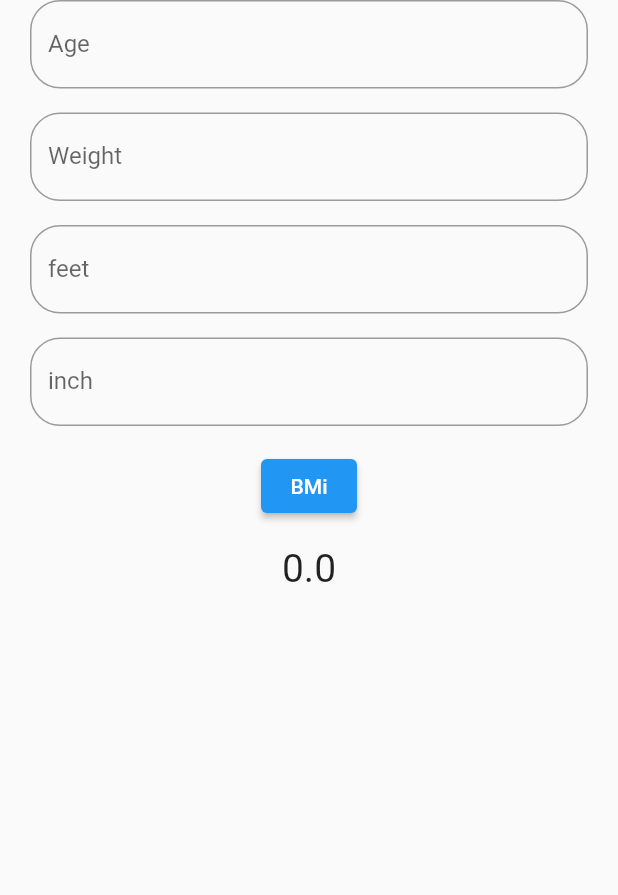
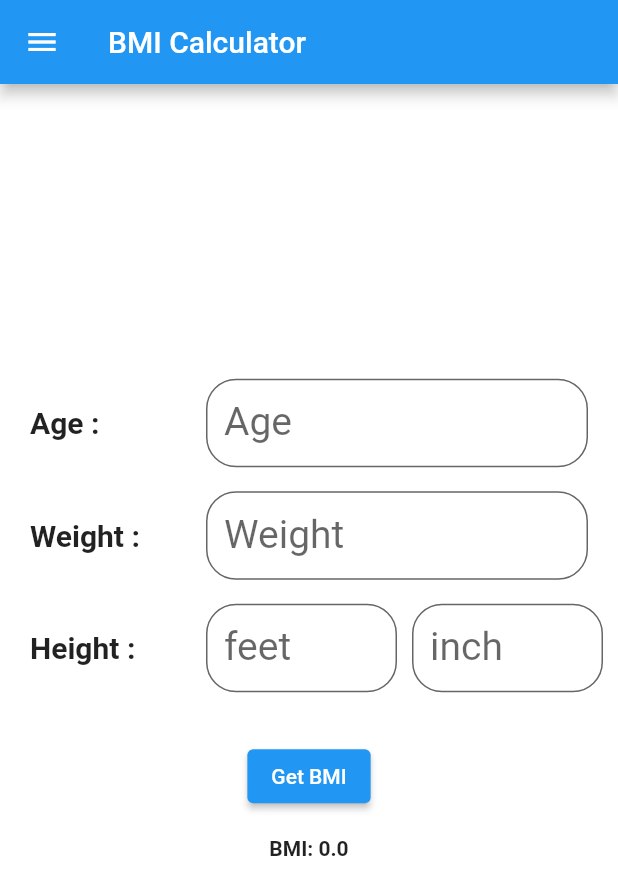
Before and after one commit to naimulhassan2001/BMI-calculator, a Flutter app: the screen it shows after launch, on a phone screen of 412 x 824 dp. Shown: the top 895 px of the screen. Run offline on Flutter 3.47's test engine with Material 2 defaults, Android fonts, the phone set to English and light mode, and no system bars.

Commit message:
final project

```diff
--- a/lib/main.dart
+++ b/lib/main.dart
@@ -14,15 +14,52 @@ class MyApp extends StatefulWidget {
 class _MyAppState extends State<MyApp> {
 
   double bmi = 0;
-  String result = '';
-  String stats = '';
+  String status = '';
+  String suggestion = '';
 
 
-  TextEditingController age = TextEditingController();
-  TextEditingController weight = TextEditingController();
-  TextEditingController feet = TextEditingController();
-  TextEditingController inch = TextEditingController();
+  TextEditingController controllerAge = TextEditingController();
+  TextEditingController controllerWeight = TextEditingController();
+  TextEditingController controllerFeet = TextEditingController();
+  TextEditingController controllerInch = TextEditingController();
 
+  getBmi(){
+
+    setState(() {
+      var intAge = int.parse(controllerAge.text);
+      var weight = int.parse(controllerWeight.text);
+      var intFeet = int.parse(controllerFeet.text);
+      var intInch = int.parse(controllerInch.text);
+
+      var doubleFeet = intFeet*30.48;
+      var doubleInch = intInch * 2.54 ;
+
+      var height = (doubleFeet+doubleInch)/100 ;
+       height = height*height ;
+
+
+      var getBmi = weight/height ;
+      bmi = getBmi ;
+
+      if(30 < getBmi) {
+        status = "BMI Status: Obesity";
+        suggestion = "suggestion: try to decrease your Over weight" ;
+      } else if(getBmi > 25) {
+        status = "BMI Status: Overweight " ;
+        suggestion = "suggestion: try to decrease your weight" ;
+      } else if(getBmi > 18.5) {
+        status = "BMI Status: Normal weight " ;
+        suggestion = "suggestion: your are perfect now" ;
+      } else {
+        status = "BMI Status: Underweight" ;
+        suggestion = "suggestion: try to increase your weight" ;
+      }
+
+
+
+    });
+
+  }
 
 
   @override
@@ -30,105 +67,126 @@ class _MyAppState extends State<MyApp> {
     return MaterialApp(
       debugShowCheckedModeBanner: false,
       home: Scaffold(
-        body: SafeArea(
+        backgroundColor: Colors.white70,
+        appBar: AppBar(
+            title: const Text('BMI Calculator'),
+          leading: const Icon(Icons.menu),
+        ),
+        body: Center(
           child: SingleChildScrollView(
             child: Column(
               crossAxisAlignment: CrossAxisAlignment.center,
               mainAxisAlignment: MainAxisAlignment.center,
               children: [
-                Padding(
-                  padding: const EdgeInsets.symmetric(horizontal: 20),
+                const SizedBox(height: 10,),
+                Row(
+                  children: [
+                    const Expanded(
+                      flex: 2,
+                      child: Padding(
+                        padding: EdgeInsets.only(left: 20),
+                        child: Text('Age : ', style: TextStyle(fontWeight: FontWeight.bold, fontSize: 20),),
+                      ) ,),
+
+                    Expanded(
+                      flex: 4,
+                      child: Padding(
+                        padding: const EdgeInsets.only(right: 20),
                         child: TextField(
-                    controller: age,
-
+                          controller: controllerAge,
                           decoration: InputDecoration(
                               labelText: "Age",
+                              labelStyle: const TextStyle(fontSize: 26,),
+                              fillColor: Colors.white,
+                              filled: true,
                               border: OutlineInputBorder(
                                   borderRadius: BorderRadius.circular(20))),
                         ),
                       ),
+                    ),
+                  ],
+                ),
                 const SizedBox(height: 16,),
-                Padding(
-                  padding: const EdgeInsets.symmetric(horizontal: 20),
-                  child: TextField(
-                    controller: weight,
+                Row(
+                  children: [
+                    const Expanded(
+                      flex: 2,
+                      child: Padding(
+                        padding: EdgeInsets.only(left: 20),
+                        child: Text('Weight : ', style: TextStyle(fontWeight: FontWeight.bold, fontSize: 20),),
+                      ) ,),
+
+                    Expanded(
+                    flex: 4,
+                      child: Padding(
+                        padding: const EdgeInsets.only(right: 20),                        child: TextField(
+                          controller: controllerWeight,
                           decoration: InputDecoration(
                               labelText: "Weight",
+                              labelStyle: const TextStyle(fontSize: 26,),
+                              fillColor: Colors.white,
+                              filled: true,
                               border: OutlineInputBorder(
                                   borderRadius: BorderRadius.circular(20))),
                         ),
                       ),
+                    ),
+                  ],
+                ),
                 const SizedBox(height: 16,),
-                Padding(
-                  padding: const EdgeInsets.symmetric(horizontal: 20),
-                  child: TextField(
-                    controller: feet,
+                Row(
+                  children: [
+                    const Expanded(
+                      flex: 2,
+                      child: Padding(
+                        padding: EdgeInsets.only(left: 20),
+                        child: Text('Height : ', style: TextStyle(fontWeight: FontWeight.bold, fontSize: 20),),
+                      ) ,),
+
+                    Expanded(
+                      flex: 2,
+                      child: Padding(
+                        padding: const EdgeInsets.only(right: 10),                        child: TextField(
+                          controller: controllerFeet,
                           decoration: InputDecoration(
                               labelText: "feet",
+                              labelStyle: const TextStyle(fontSize: 26,),
+                              fillColor: Colors.white,
+                              filled: true,
                               border: OutlineInputBorder(
                                   borderRadius: BorderRadius.circular(20))),
                         ),
                       ),
-                const SizedBox(height: 16,),
-                Padding(
-                  padding: const EdgeInsets.symmetric(horizontal: 20),
-                  child: TextField(
-                    controller: inch,
+                    ),
+                    Expanded(
+                      flex: 2,
+                      child: Padding(
+                        padding: const EdgeInsets.only(right: 10),                        child: TextField(
+                          controller: controllerInch,
                           decoration: InputDecoration(
                               labelText: "inch",
+                              labelStyle: const TextStyle(fontSize: 26,),
+                              fillColor: Colors.white,
+                              filled: true,
                               border: OutlineInputBorder(
                                   borderRadius: BorderRadius.circular(20))),
                         ),
                       ),
+                    ),
+                  ],
+                ),
+                const SizedBox(height: 16,),
                 const SizedBox(height: 16,),
 
-                ElevatedButton(onPressed: (){
-
-                  setState(() {
-                    var iAge = int.parse(age.text);
-                    var iWeight = int.parse(weight.text);
-                    var iFeet = int.parse(feet.text);
-                    var iInch = int.parse(inch.text);
-
-                    var dFeet = iFeet*30.48;
-                    var dinch = iInch * 2.54 ;
-
-                    var hight = dFeet+dinch ;
-                    var dhight = hight/100;
-
-                    var qhight = dhight*dhight ;
-
-
-                    var bm = iWeight/qhight ;
-
-                    if(30 < bm) {
-                      result = "Obesity";
-                      stats = "try to decrease your Over weight" ;
-                    } else if(bm > 25) {
-                      result = "Overweight " ;
-                      stats = "try to decrease your weight" ;
-                    } else if(bm > 18.5) {
-                      result = "Normal weight " ;
-                      stats = "your are perfect now" ;
-                    } else {
-                      result = "Underweight" ;
-                      stats = "try to increase your weight" ;
-                    }
-
-                    bmi = bm ;
-
-
-                  });
-
-                }, child: const Text("BMi")),
+                ElevatedButton(onPressed: getBmi, child: const Text("Get BMI")),
                 const SizedBox(height: 16,),
-                Text('$bmi', style: const TextStyle(fontSize: 26),),
+                Text('BMI: $bmi', style: const TextStyle(fontWeight: FontWeight.bold),),
                 const SizedBox(height: 16, ),
-                Text('$result', style: const TextStyle(fontSize: 26),),
-                const SizedBox(height: 10, ),
+                Text(status, style: const TextStyle(fontWeight: FontWeight.bold),),
+                const SizedBox(height: 16, ),
                 Padding(
                   padding: const EdgeInsets.symmetric(horizontal: 10),
-                  child: Text('$stats', style: const TextStyle(fontSize: 26),),
+                  child: Text(suggestion, style: const TextStyle(fontWeight: FontWeight.bold),),
                 ),
 
 
```
Lines whose indentation alone changed are shown as unchanged.
